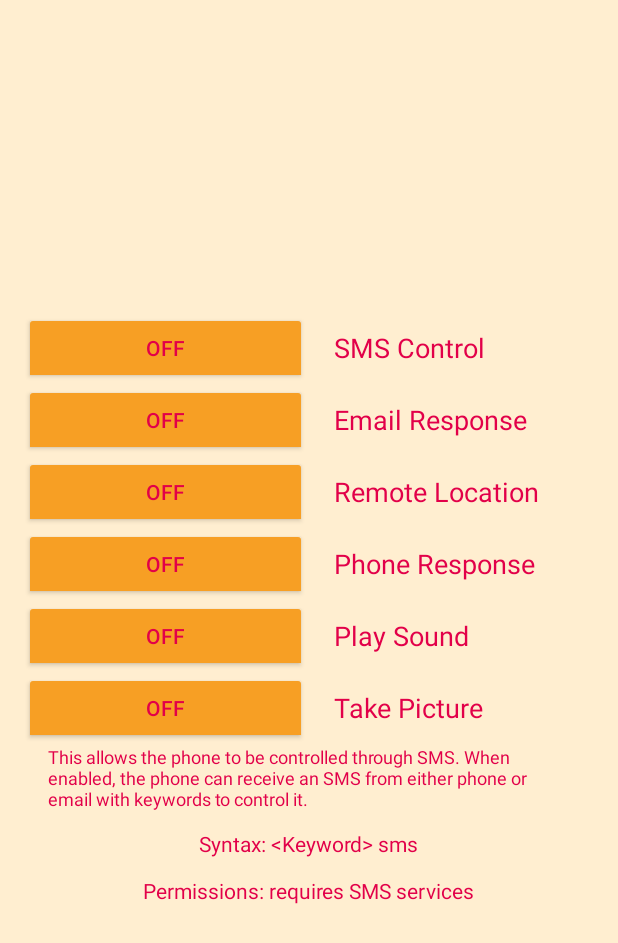
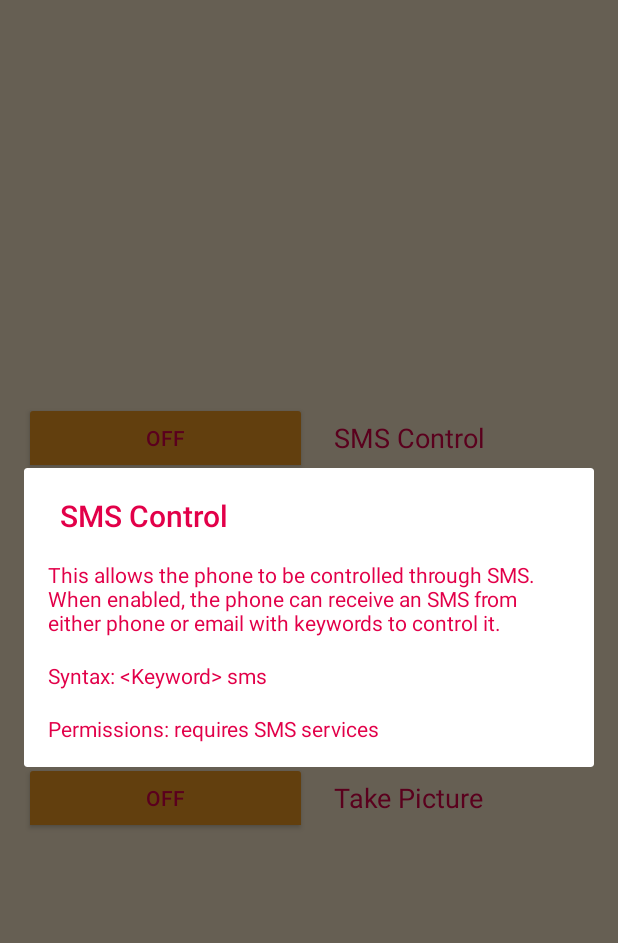
Before and after one commit to francisco1591/ECE_558_Final_Project, an Android app: the screen it shows after launch (MainActivity), after a tap on "SMS Control", on a phone screen of 412 x 824 dp. Shown: the top 943 px of the screen. Run offline under Robolectric (Android 15) with nearby library versions, the phone set to English and light mode, and no system bars.

Commit message:
Moved description, syntax, permission text to a new fragment (DescriptionDialog)

```diff
--- /dev/null
+++ b/app/src/main/java/edu/pdx/ece558/grp4/remotephonecontrol/DescriptionDialog.java
@@ -0,0 +1,121 @@
+package edu.pdx.ece558.grp4.remotephonecontrol;
+
+/////////////////////
+// Android Imports //
+/////////////////////
+
+import android.app.*;
+import android.app.AlertDialog;
+import android.os.Bundle;
+import android.view.LayoutInflater;
+import android.widget.TextView;
+import android.view.View;
+
+public class DescriptionDialog extends DialogFragment {
+
+    // data being passed from MainActivity --> DescriptionDialog
+    public static final String EXTRA_TEXTVIEW_ID = "edu.pdx.ece558.grp4.remotephonecontrol.textview_id";
+
+    // UI Widgets
+    TextView textviewDescription;
+    TextView textviewSyntax;
+    TextView textviewPermission;
+
+    // Private members
+
+    String strTitle;
+    String strDescription;
+    String strSyntax;
+    String strPermission;
+
+    ////////////////////
+    // onCreateDialog //
+    ////////////////////
+
+    @Override
+    public Dialog onCreateDialog(Bundle savedInstanceState) {
+
+        // instantiate an AlertDialog.Builder with its constructor
+        AlertDialog.Builder builder = new AlertDialog.Builder(getActivity());
+
+        // Get the layout inflater
+        LayoutInflater inflater = getActivity().getLayoutInflater();
+
+        // update all the strings needed for dialog box
+        Bundle args = getArguments();
+        int textview_id = args.getInt(EXTRA_TEXTVIEW_ID, 0);
+        updateDialogStrings(textview_id);
+
+        // Inflate and set the layout for the dialog
+        // Pass null as the parent view because its going in the dialog layout
+        View v = inflater.inflate(R.layout.dialog_description, null);
+
+        // Create title for the dialog window
+        builder.setView(v).setTitle(strTitle);
+
+        // Wire up the 'description' text (at the bottom of app)
+        textviewDescription = (TextView) v.findViewById(R.id.textview_description);
+        textviewDescription.setText(strDescription);
+
+        // Wire up the 'syntax' text (at the bottom of app)
+        textviewSyntax = (TextView) v.findViewById(R.id.textview_syntax);
+        textviewSyntax.setText(strSyntax);
+
+        // Wire up the 'permissions' text (at bottom of app)
+        textviewPermission = (TextView) v.findViewById(R.id.textview_permission);
+        textviewPermission.setText(strPermission);
+
+        // Get the AlertDialog from create()
+        return builder.create();
+
+    } // onCreateDialog
+
+    protected void updateDialogStrings(int textview_id) {
+
+        switch (textview_id) {
+
+            case (MainActivity.ID_SMS) :
+                strTitle = getResources().getString(R.string.textview_SMS);
+                strDescription = getResources().getString(R.string.description_SMS);
+                strSyntax = getResources().getString(R.string.syntax_SMS);
+                strPermission = getResources().getString(R.string.permission_SMS);
+                break;
+
+            case (MainActivity.ID_EMAIL) :
+                strTitle = getResources().getString(R.string.textview_Email);
+                strDescription = getResources().getString(R.string.description_Email);
+                strSyntax = getResources().getString(R.string.syntax_Email);
+                strPermission = getResources().getString(R.string.permission_Email);
+                break;
+
+            case (MainActivity.ID_LOCATION) :
+                strTitle = getResources().getString(R.string.textview_Location);
+                strDescription = getResources().getString(R.string.description_Location);
+                strSyntax = getResources().getString(R.string.syntax_Location);
+                strPermission = getResources().getString(R.string.permission_Location);
+                break;
+
+            case (MainActivity.ID_PHONE) :
+                strTitle = getResources().getString(R.string.textview_Phone);
+                strDescription = getResources().getString(R.string.description_Phone);
+                strSyntax = getResources().getString(R.string.syntax_Phone);
+                strPermission = getResources().getString(R.string.permission_Phone);
+                break;
+
+            case (MainActivity.ID_SOUND) :
+                strTitle = getResources().getString(R.string.textview_Sound);
+                strDescription = getResources().getString(R.string.description_Sound);
+                strSyntax = getResources().getString(R.string.syntax_Sound);
+                strPermission = getResources().getString(R.string.permission_Sound);
+                break;
+
+            case (MainActivity.ID_PICTURE) :
+                strTitle = getResources().getString(R.string.textview_Picture);
+                strDescription = getResources().getString(R.string.description_Picture);
+                strSyntax = getResources().getString(R.string.syntax_Picture);
+                strPermission = getResources().getString(R.string.permission_Picture);
+                break;
+
+        } // switch
+    } // updateDialogStrings
+} // DialogFragment
--- a/app/src/main/java/edu/pdx/ece558/grp4/remotephonecontrol/EmailDialog.java
+++ b/app/src/main/java/edu/pdx/ece558/grp4/remotephonecontrol/EmailDialog.java
@@ -37,7 +37,7 @@ public class EmailDialog extends DialogFragment {
 
                     @Override
                     public void onClick(DialogInterface dialog, int which) {
-                        // TODO : Accept the email
+                        mListener.onEmailPositiveClick(EmailDialog.this);
                     } // onClick
                 }) // setPositiveButton
 
@@ -46,7 +46,7 @@ public class EmailDialog extends DialogFragment {
 
                     @Override
                     public void onClick(DialogInterface dialog, int which) {
-                        // TODO : Cancel the entry
+                        mListener.onEmailNegativeClick(EmailDialog.this);
                     } // onClick
                 }); // setNegativeButton
 
--- a/app/src/main/java/edu/pdx/ece558/grp4/remotephonecontrol/MainActivity.java
+++ b/app/src/main/java/edu/pdx/ece558/grp4/remotephonecontrol/MainActivity.java
@@ -1,6 +1,5 @@
 package edu.pdx.ece558.grp4.remotephonecontrol;
 
-// TODO : Need to terminate service, save preferences, restart service on slider change
 /////////////////////
 // Android Imports //
 /////////////////////
@@ -27,9 +26,18 @@ public class MainActivity extends FragmentActivity
     // Tag to identify this activity in logcat
     private static final String TAG = "RemotePhoneControl";
 
+    // Constant IDs for passing arguments to DescriptionDialog
+    public static final int ID_SMS = 0;
+    public static final int ID_EMAIL = 1;
+    public static final int ID_LOCATION = 2;
+    public static final int ID_PHONE = 3;
+    public static final int ID_SOUND = 4;
+    public static final int ID_PICTURE = 5;
+
     // File to save SharedPreferences in
     public static final String PREFS_NAME ="RemotePhoneControl";
 
+    // Constant IDs for determining permissions
     private static final int REQUEST_SMS_PERMISSION = 0;
     private static final int REQUEST_SEND_SMS_PERMISSION = 1;
     private static final int REQUEST_FINE_LOCATION_PERMISSION = 2;
@@ -41,7 +49,7 @@ public class MainActivity extends FragmentActivity
     boolean mSMSControl;
     boolean mEmailResponse;
     boolean mRemoteLocation;
-    boolean mPhoneReponse;
+    boolean mPhoneResponse;
     boolean mPlaySound;
     boolean mTakePicture;
 
@@ -64,10 +72,6 @@ public class MainActivity extends FragmentActivity
     TextView textviewPhone;
     TextView textviewSound;
     TextView textviewPicture;
-
-    TextView textviewDescription;
-    TextView textviewSyntax;
-    TextView textviewPermission;
 
     //////////////
     // onCreate //
@@ -93,7 +97,7 @@ public class MainActivity extends FragmentActivity
         mSMSControl = settings.getBoolean("SMSControl", false);
         mEmailResponse = settings.getBoolean("EmailControl", false);
         mRemoteLocation = settings.getBoolean("RemoteLocation", false);
-        mPhoneReponse = settings.getBoolean("PhoneResponse", false);
+        mPhoneResponse = settings.getBoolean("PhoneResponse", false);
         mPlaySound = settings.getBoolean("PlaySound", false);
         mTakePicture = settings.getBoolean("TakePicture", false);
 
@@ -156,12 +160,12 @@ public class MainActivity extends FragmentActivity
 
         // Wire up the toggle to enable Phone response
         togglePhone = (ToggleButton) findViewById(R.id.toggle_Phone);
-        togglePhone.setChecked(mPhoneReponse);
+        togglePhone.setChecked(mPhoneResponse);
         togglePhone.setOnCheckedChangeListener(new CompoundButton.OnCheckedChangeListener() {
 
             public void onCheckedChanged(CompoundButton buttonView, boolean isChecked) {
 
-                mPhoneReponse = isChecked;
+                mPhoneResponse = isChecked;
                 refreshSMSListener();
             } // onCheckedChanged
 
@@ -193,23 +197,14 @@ public class MainActivity extends FragmentActivity
 
         }); // OnCheckedChangeListener
 
-        // Wire up the 'description' text (at the bottom of app)
-        textviewDescription = (TextView) findViewById(R.id.textview_description);
-
-        // Wire up the 'syntax' text (at the bottom of app)
-        textviewSyntax = (TextView) findViewById(R.id.textview_syntax);
-
-        // Wire up the 'permissions' text (at bottom of app)
-        textviewPermission = (TextView) findViewById(R.id.textview_permission);
-
         // Wire up the "SMS Control" text item
         textviewSMS = (TextView) findViewById(R.id.textview_SMS);
         textviewSMS.setOnClickListener(new View.OnClickListener() {
 
            public void onClick(View view) {
-               textviewDescription.setText(getResources().getString(R.string.description_SMS));
-               textviewSyntax.setText(getResources().getString(R.string.syntax_SMS));
-               textviewPermission.setText(getResources().getString(R.string.permission_SMS));
+               // Start the DescriptionDialog fragment w/ 'SMS' as argument
+               DialogFragment dialog = newDescriptionDialog(ID_SMS);
+               dialog.show(getFragmentManager(), "DescriptionDialog");
            } // onClick
 
         }); // setOnClickListener
@@ -219,9 +214,9 @@ public class MainActivity extends FragmentActivity
         textviewEmail.setOnClickListener(new View.OnClickListener() {
 
             public void onClick(View view) {
-                textviewDescription.setText(getResources().getString(R.string.description_Email));
-                textviewSyntax.setText(getResources().getString(R.string.syntax_Email));
-                textviewPermission.setText(getResources().getString(R.string.permission_Email));
+                // Start the DescriptionDialog fragment w/ 'Email' as argument
+                DialogFragment dialog = newDescriptionDialog(ID_EMAIL);
+                dialog.show(getFragmentManager(), "DescriptionDialog");
             } // onClick
 
         }); // setOnClickListener
@@ -232,9 +227,9 @@ public class MainActivity extends FragmentActivity
         textviewLocation.setOnClickListener(new View.OnClickListener() {
 
             public void onClick(View view) {
-                textviewDescription.setText(getResources().getString(R.string.description_Location));
-                textviewSyntax.setText(getResources().getString(R.string.syntax_Location));
-                textviewPermission.setText(getResources().getString(R.string.permission_Location));
+                // Start the DescriptionDialog fragment w/ 'Location' as argument
+                DialogFragment dialog = newDescriptionDialog(ID_LOCATION);
+                dialog.show(getFragmentManager(), "DescriptionDialog");
             } // onClick
 
         }); // setOnClickListener
@@ -244,9 +239,9 @@ public class MainActivity extends FragmentActivity
         textviewPhone.setOnClickListener(new View.OnClickListener() {
 
             public void onClick(View view) {
-                textviewDescription.setText(getResources().getString(R.string.description_Phone));
-                textviewSyntax.setText(getResources().getString(R.string.syntax_Phone));
-                textviewPermission.setText(getResources().getString(R.string.permission_Phone));
+                // Start the DescriptionDialog fragment w/ 'Phone' as argument
+                DialogFragment dialog = newDescriptionDialog(ID_PHONE);
+                dialog.show(getFragmentManager(), "DescriptionDialog");
             } // onClick
 
         }); // setOnClickListener
@@ -256,9 +251,9 @@ public class MainActivity extends FragmentActivity
         textviewSound.setOnClickListener(new View.OnClickListener() {
 
             public void onClick(View view) {
-                textviewDescription.setText(getResources().getString(R.string.description_Sound));
-                textviewSyntax.setText(getResources().getString(R.string.syntax_Sound));
-                textviewPermission.setText(getResources().getString(R.string.permission_Sound));
+                // Start the DescriptionDialog fragment w/ 'Sound' as argument
+                DialogFragment dialog = newDescriptionDialog(ID_SOUND);
+                dialog.show(getFragmentManager(), "DescriptionDialog");
             } // onClick
 
         }); // setOnClickListener
@@ -268,9 +263,9 @@ public class MainActivity extends FragmentActivity
         textviewPicture.setOnClickListener(new View.OnClickListener() {
 
             public void onClick(View view) {
-                textviewDescription.setText(getResources().getString(R.string.description_Picture));
-                textviewSyntax.setText(getResources().getString(R.string.syntax_Picture));
-                textviewPermission.setText(getResources().getString(R.string.permission_Picture));
+                // Start the DescriptionDialog fragment w/ 'Picture' as argument
+                DialogFragment dialog = newDescriptionDialog(ID_PICTURE);
+                dialog.show(getFragmentManager(), "DescriptionDialog");
             } // onClick
 
         }); // setOnClickListener
@@ -301,7 +296,7 @@ public class MainActivity extends FragmentActivity
         editor.putBoolean("SMSControl", mSMSControl);
         editor.putBoolean("EmailControl", mEmailResponse);
         editor.putBoolean("RemoteLocation", mRemoteLocation);
-        editor.putBoolean("PhoneResponse", mPhoneReponse);
+        editor.putBoolean("PhoneResponse", mPhoneResponse);
         editor.putBoolean("PlaySound", mPlaySound);
         editor.putBoolean("TakePicture", mTakePicture);
 
@@ -496,4 +491,18 @@ public class MainActivity extends FragmentActivity
         } // switch
     } // onRequestPermissionsResult
 
+    //////////////////////////
+    // newDescriptionDialog //
+    //////////////////////////
+
+    public static DescriptionDialog newDescriptionDialog(int textID) {
+
+        Bundle args = new Bundle();
+        args.putInt(DescriptionDialog.EXTRA_TEXTVIEW_ID, textID);
+        DescriptionDialog dialog = new DescriptionDialog();
+        dialog.setArguments(args);
+        return dialog;
+
+    } // newDescriptionDialog
+
 } // MainActivity
--- a/app/src/main/res/layout/activity_main.xml
+++ b/app/src/main/res/layout/activity_main.xml
@@ -178,28 +178,4 @@
 
     </LinearLayout>
 
-    <TextView
-        android:layout_width="wrap_content"
-        android:layout_height="wrap_content"
-        android:layout_marginLeft="32dp"
-        android:layout_marginRight="32dp"
-        android:id="@+id/textview_description"
-        android:textSize="12dp"
-        android:text="@string/description_SMS"
-        android:layout_marginBottom="12dp" />
-
-    <TextView
-        android:layout_width="wrap_content"
-        android:layout_height="wrap_content"
-        android:id="@+id/textview_syntax"
-        android:text="@string/syntax_SMS"
-        android:layout_marginBottom="12dp" />
-
-    <TextView
-        android:layout_width="wrap_content"
-        android:layout_height="wrap_content"
-        android:id="@+id/textview_permission"
-        android:text="@string/permission_SMS"
-        android:layout_marginBottom="12dp" />
-
 </LinearLayout>
--- /dev/null
+++ b/app/src/main/res/layout/dialog_description.xml
@@ -0,0 +1,38 @@
+<?xml version="1.0" encoding="utf-8"?>
+
+<LinearLayout xmlns:android="http://schemas.android.com/apk/res/android"
+              android:orientation="vertical"
+              android:layout_width="wrap_content"
+              android:layout_height="wrap_content">
+
+    <TextView
+        android:layout_width="wrap_content"
+        android:layout_height="wrap_content"
+        android:id="@+id/textview_description"
+        android:layout_marginTop="16dp"
+        android:layout_marginLeft="16dp"
+        android:layout_marginRight="16dp"
+        android:layout_marginBottom="8dp"
+        android:text="@string/description_SMS"/>
+
+    <TextView
+        android:layout_width="wrap_content"
+        android:layout_height="wrap_content"
+        android:id="@+id/textview_syntax"
+        android:text="@string/syntax_SMS"
+        android:layout_marginTop="8dp"
+        android:layout_marginLeft="16dp"
+        android:layout_marginRight="16dp"
+        android:layout_marginBottom="8dp" />
+
+    <TextView
+        android:layout_width="wrap_content"
+        android:layout_height="wrap_content"
+        android:id="@+id/textview_permission"
+        android:text="@string/permission_SMS"
+        android:layout_marginTop="8dp"
+        android:layout_marginLeft="16dp"
+        android:layout_marginRight="16dp"
+        android:layout_marginBottom="16dp" />
+
+</LinearLayout>
```
